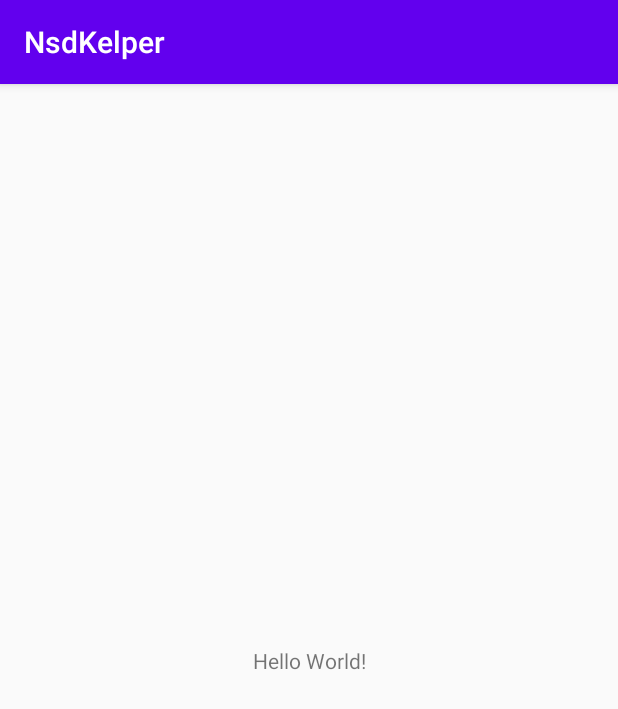
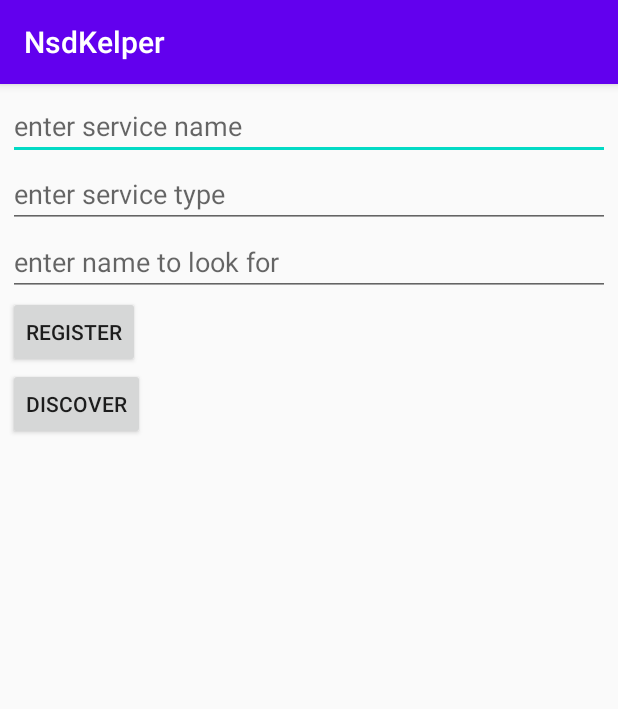
Before and after one commit to Nikola-Milovic/NSDKelper, an Android app: the screen it shows after launch (MainActivity), on a phone screen of 412 x 824 dp. Shown: the top 709 px of the screen. Run offline under Robolectric (Android 15) with nearby library versions, the phone set to English and light mode, and no system bars; our stand-ins replace data binding.

```diff
--- a/app/src/main/AndroidManifest.xml
+++ b/app/src/main/AndroidManifest.xml
@@ -1,6 +1,8 @@
 <?xml version="1.0" encoding="utf-8"?>
 <manifest xmlns:android="http://schemas.android.com/apk/res/android"
     package="com.nikolam.nsdkelper">
+
+    <uses-permission android:name="android.permission.INTERNET" />
 
     <application
         android:allowBackup="true"
--- a/app/src/main/java/com/nikolam/nsdkelper/MainActivity.kt
+++ b/app/src/main/java/com/nikolam/nsdkelper/MainActivity.kt
@@ -1,12 +1,100 @@
 package com.nikolam.nsdkelper
 
+import android.net.nsd.NsdManager
+import android.net.nsd.NsdServiceInfo
+import android.os.Bundle
+import android.util.Log
 import androidx.appcompat.app.AppCompatActivity
-import android.os.Bundle
+import androidx.databinding.DataBindingUtil
+import com.nikolam.nsdkelper.databinding.ActivityMainBinding
+import kotlinx.android.synthetic.main.activity_main.*
+
 
 class MainActivity : AppCompatActivity() {
 
+    private lateinit var nsdKelper: NsdKelper
+
+    private lateinit var viewDataBinding: ActivityMainBinding
+
     override fun onCreate(savedInstanceState: Bundle?) {
         super.onCreate(savedInstanceState)
-        setContentView(R.layout.activity_main)
+
+
+        viewDataBinding = DataBindingUtil.setContentView(this, R.layout.activity_main)
+
+        nsdKelper = NsdKelper(this)
+
+
+
+        viewDataBinding.buttonRegister.setOnClickListener {
+            val serviceName: String = text_servicename.text.toString()
+            val serviceType : String = text_servicetype.text.toString()
+
+            nsdKelper.registerService(serviceName,
+                serviceType,
+                80,
+                success = {
+                    Log.d("TAG", "Service registered---> " + it.toString())
+                },
+                failure =
+                {
+                    Log.d("TAG", "Exception is thrown register---> " + it.toString())
+                }
+            )
+        }
+
+
+        /*
+        when {
+                        service?.serviceType != "_ipp._tcp." -> Log.d(
+                            "TAG",
+                            "Unknown Service Type: ${service?.serviceType}"
+                        )
+                        service.serviceName == serviceName -> Log.d(
+                            "TAG",
+                            "Same machine: $serviceName"
+                        );
+                        service.serviceName.contains(serviceName) -> nsdKelper.resolveService(
+                            service
+                        )
+                    }
+         */
+        viewDataBinding.buttonDiscover.setOnClickListener {
+            val serviceName: String = text_servicename.text.toString()
+            val serviceType : String = text_servicename.text.toString()
+            val lookfor : String = text_lookingforName.text.toString()
+            nsdKelper.startServiceDiscovery("_androidtvremote._tcp.",
+                serviceFound =
+                { service: NsdServiceInfo? ->
+                    //if(service?.serviceName == lookfor) nsdKelper.resolveService(service)
+                   // else Log.d("TAG", "Idk + $service")
+                    nsdKelper.resolveService(service, {
+                        Log.d("TAG", "Service resolved ---> $it")
+                    },
+                        {
+                            Log.d("TAG", "Service resolve failed ---> $it")
+                        })
+                },
+                serviceLost = {
+                    Log.d("TAG", "Service lost ---> " + it.toString())
+                },
+                failure =
+                { Log.d("TAG", "Discovery failure ---> $it") })
+        }
+    }
+
+
+    override fun onDestroy() {
+
+        nsdKelper.unRegisterService(success = {
+            Log.d("TAG", "Service unregistered---> " + it.toString())
+        },
+            failure = {
+                Log.d("TAG", "Exception is thrown unregister---> " + it.toString())
+            })
+
+        nsdKelper.stopServiceDiscovery()
+
+        super.onDestroy()
     }
 }
--- a/app/src/main/res/layout/activity_main.xml
+++ b/app/src/main/res/layout/activity_main.xml
@@ -1,18 +1,49 @@
-<?xml version="1.0" encoding="utf-8"?>
-<androidx.constraintlayout.widget.ConstraintLayout xmlns:android="http://schemas.android.com/apk/res/android"
+<layout xmlns:android="http://schemas.android.com/apk/res/android"
     xmlns:app="http://schemas.android.com/apk/res-auto"
-    xmlns:tools="http://schemas.android.com/tools"
-    android:layout_width="match_parent"
-    android:layout_height="match_parent"
-    tools:context=".MainActivity">
+    xmlns:tools="http://schemas.android.com/tools">
 
-    <TextView
-        android:layout_width="wrap_content"
+    <data>
+
+    </data>
+
+    <LinearLayout
+        android:id="@+id/linearLayout"
+        android:layout_width="match_parent"
         android:layout_height="wrap_content"
-        android:text="Hello World!"
-        app:layout_constraintBottom_toBottomOf="parent"
-        app:layout_constraintLeft_toLeftOf="parent"
-        app:layout_constraintRight_toRightOf="parent"
-        app:layout_constraintTop_toTopOf="parent" />
+        android:layout_gravity="center_horizontal"
+        android:orientation="vertical"
+        android:padding="5dp">
 
-</androidx.constraintlayout.widget.ConstraintLayout>
+        <EditText
+            android:layout_width="match_parent"
+            android:layout_height="match_parent"
+            android:hint="enter service name"
+            android:id="@+id/text_servicename"
+            />
+
+        <EditText
+            android:layout_width="match_parent"
+            android:layout_height="match_parent"
+            android:hint="enter service type"
+            android:id="@+id/text_servicetype"
+            />
+        <EditText
+            android:layout_width="match_parent"
+            android:layout_height="match_parent"
+            android:hint="enter name to look for"
+            android:id="@+id/text_lookingforName"
+            />
+
+        <androidx.appcompat.widget.AppCompatButton
+            android:id="@+id/button_register"
+            android:layout_width="wrap_content"
+            android:layout_height="wrap_content"
+            android:text="Register" />
+
+        <androidx.appcompat.widget.AppCompatButton
+            android:layout_width="wrap_content"
+            android:layout_height="wrap_content"
+            android:text="discover"
+            android:id="@+id/button_discover"/>
+    </LinearLayout>
+</layout>
--- a/app/src/main/res/values/styles.xml
+++ b/app/src/main/res/values/styles.xml
@@ -1,7 +1,7 @@
 <resources>
 
     <!-- Base application theme. -->
-    <style name="AppTheme" parent="Theme.AppCompat.Light.DarkActionBar">
+    <style name="AppTheme" parent="Base.Theme.AppCompat.Light.DarkActionBar">
         <!-- Customize your theme here. -->
         <item name="colorPrimary">@color/colorPrimary</item>
         <item name="colorPrimaryDark">@color/colorPrimaryDark</item>
--- a/build.gradle
+++ b/build.gradle
@@ -5,7 +5,6 @@ buildscript {
     repositories {
         google()
         jcenter()
-
     }
     dependencies {
         classpath 'com.android.tools.build:gradle:3.6.1'
@@ -13,6 +12,8 @@ buildscript {
 
         // NOTE: Do not place your application dependencies here; they belong
         // in the individual module build.gradle files
+
+
     }
 }
 
@@ -21,6 +22,7 @@ allprojects {
         google()
         jcenter()
 
+        maven { url 'https://jitpack.io' }
     }
 }
 
--- a/nsdkelper/src/main/java/com/nikolam/nsdkelper/ResolveQueue.kt
+++ b/nsdkelper/src/main/java/com/nikolam/nsdkelper/ResolveQueue.kt
@@ -27,8 +27,7 @@ internal class ResolveQueue(nsdKelper: NsdKelper) {
 
     private fun run() {
         val nsdServiceInfo = mTasks.pollFirst()
-//        if (nsdServiceInfo != null) mNsdHelper.resolveService(nsdServiceInfo) else mIsRunning =
-//            false
+        //if (nsdServiceInfo != null) mNsdHelper.resolveService(nsdServiceInfo) else mIsRunning = false
     }
 
 }
--- /dev/null
+++ b/nsdkelper/src/main/res/values/public.xml
@@ -0,0 +1,4 @@
+<?xml version="1.0" encoding="utf-8"?>
+<resources>
+    <public />
+</resources>
```
Also changed, not shown: app/build.gradle (+11 -0 lines), nsdkelper/src/main/java/com/nikolam/nsdkelper/Exceptions.kt (+8 -2 lines), nsdkelper/src/main/java/com/nikolam/nsdkelper/NsdKDiscoveryListener.kt (+19 -14 lines), nsdkelper/src/main/java/com/nikolam/nsdkelper/NsdKRegistrationListener.kt (+14 -9 lines), nsdkelper/src/main/java/com/nikolam/nsdkelper/NsdKResolveListener.kt (+5 -3 lines), nsdkelper/src/main/java/com/nikolam/nsdkelper/NsdKelper.kt (+114 -28 lines).
